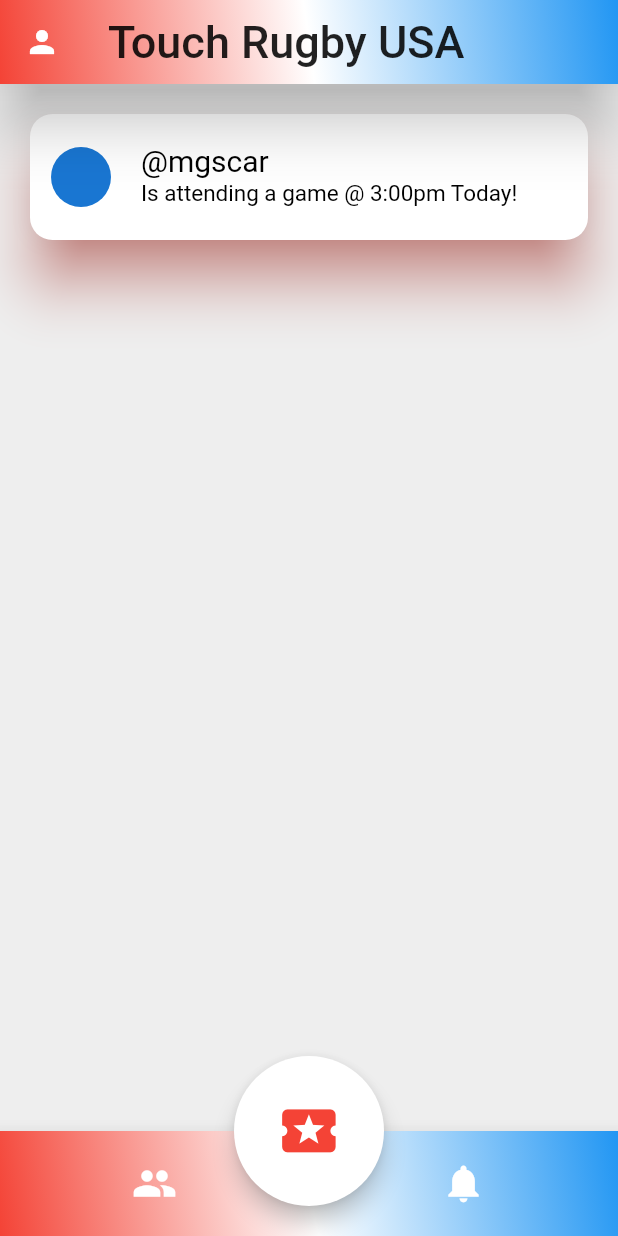
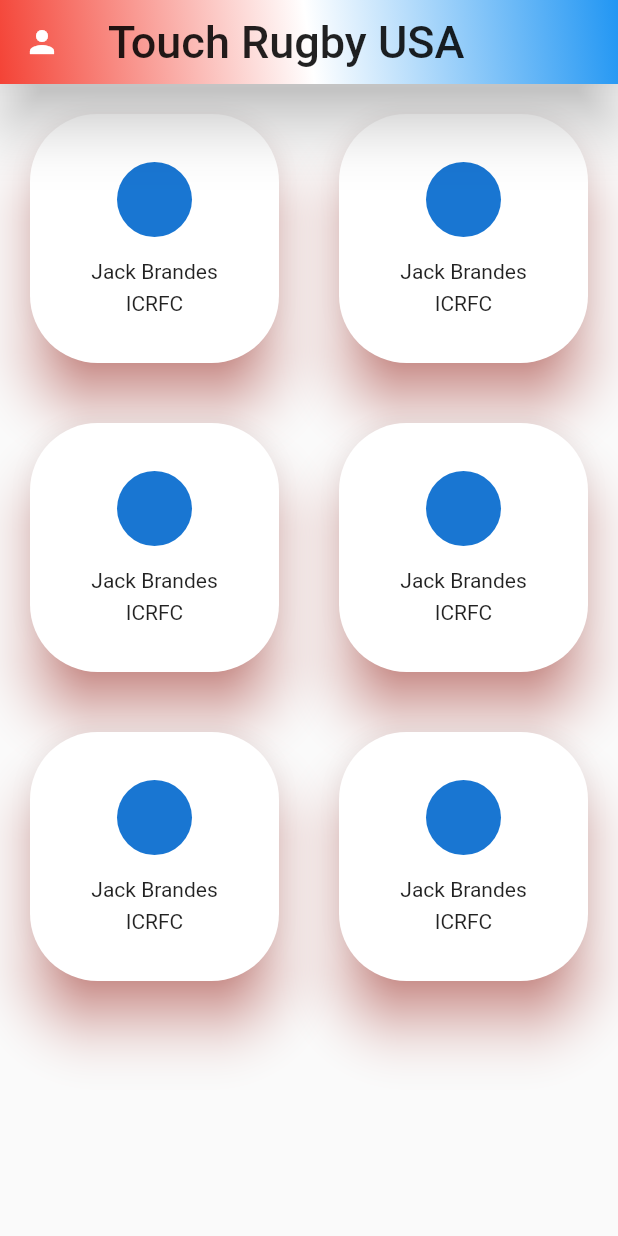
Before and after one commit to gardnerapp/rugby, a Flutter app: the screen it shows after launch, after a tap on the "people" icon, on a phone screen of 412 x 824 dp. Run offline on Flutter 3.47's test engine with Material 2 defaults, Android fonts, the phone set to English and light mode, and no system bars; our stand-ins replace qr_flutter.

Commit message:
named routes, profile, friend list

```diff
--- a/lib/components/app_bar.dart
+++ b/lib/components/app_bar.dart
@@ -9,7 +9,7 @@ AppBar mainAppBar(){
         icon: Icon(Icons.person),
         splashColor: Colors.white,
         onPressed: (){
-      print("hello");
+
       //TODO Route to Friends page
         }),
   );
--- /dev/null
+++ b/lib/components/friends/friend_card.dart
@@ -0,0 +1,36 @@
+import 'package:flutter/material.dart';
+
+class FriendCard extends StatelessWidget {
+  /*
+  * final Friend friend;
+  * FriendCard({this.friend})
+  * name, club, picture
+  * */
+  @override
+  Widget build(BuildContext context) {
+    return Card(
+      margin: EdgeInsets.all(20.0) ,
+      color: Colors.white,
+      elevation: 16.0,
+      shadowColor: Colors.red,
+      shape: RoundedRectangleBorder(
+        borderRadius: BorderRadius.circular(45.0)
+      ),
+      child: Column(
+        mainAxisAlignment: MainAxisAlignment.center,
+        crossAxisAlignment: CrossAxisAlignment.center,
+        children: <Widget>[
+          Container(
+            height: 50.0,
+            width: 50.0,
+            child: CircleAvatar(),
+          ),
+          SizedBox(height: 15,),
+          Text("Jack Brandes"),
+          SizedBox(height: 5.0,),
+          Text("ICRFC"),
+        ],
+      ),
+    );
+  }
+}
--- /dev/null
+++ b/lib/components/friends/friend_list.dart
@@ -0,0 +1,18 @@
+import 'package:flutter/material.dart';
+import 'package:rugby/components/friends/friend_card.dart';
+import '../app_bar.dart';
+
+//TODO add back button
+//Probablly need a search bar to search friends
+
+class FriendList extends StatelessWidget {
+  @override
+  Widget build(BuildContext context) {
+    return Scaffold(
+      appBar: mainAppBar(),
+      body: GridView.count(crossAxisCount: 2,
+            children: List.generate(6, (index)=> FriendCard())
+      )
+    );
+  }
+}
--- a/lib/components/profile.dart
+++ b/lib/components/profile.dart
@@ -6,10 +6,158 @@ import 'package:flutter/material.dart';
 //position
 //I love rugby because
 
+class Profile extends StatelessWidget {
+  /*
+  * final User user;
+  * Profile({this.user})
+  * */
 
-class Profile extends StatelessWidget {
   @override
   Widget build(BuildContext context) {
-    return Container();
+    return Scaffold(
+      body: Column(children: <Widget>[
+        Container(
+            decoration: BoxDecoration(
+                gradient: LinearGradient(
+                    begin: Alignment.topCenter,
+                    end: Alignment.bottomCenter,
+                    colors: [
+                  Colors.red,
+                  Colors.white,
+                  Colors.blue,
+                ])),
+            child: Container(
+              width: double.infinity,
+              height: 521.0,
+              child: Center(
+                child: Column(
+                  crossAxisAlignment: CrossAxisAlignment.center,
+                  mainAxisAlignment: MainAxisAlignment.center,
+                  children: <Widget>[
+                    CircleAvatar(
+                      //backgroundImage: User.img
+                      radius: 70.0,
+                    ),
+                    SizedBox(height: 20.0),
+                    Text(
+                      "Corey Gardner",
+                      style: TextStyle(fontSize: 22.0, color: Colors.black),
+                    ),
+                    SizedBox(height: 10.0),
+                    Text("ICRFC", style: TextStyle(fontSize: 18.0, color: Colors.black),),
+                    SizedBox(height: 10.0),
+                    Text("Second Row", style: TextStyle(fontSize: 18.0, color: Colors.black) , ),
+                    SizedBox(height: 10.0),
+                    //action buttons invite to game, add to team
+                    Card(
+                      shape: RoundedRectangleBorder(
+                        borderRadius: BorderRadius.circular(10),
+                      ),
+                      margin: EdgeInsets.symmetric(
+                        horizontal: 20.0,
+                        vertical: 5.0,
+                      ),
+                      clipBehavior: Clip.antiAlias,
+                      color: Colors.white,
+                      elevation: 16.0,
+                      shadowColor: Colors.black,
+                      child: Padding(
+                        padding: const EdgeInsets.symmetric(
+                            horizontal: 8.0, vertical: 22.0),
+                        child: Row(
+                          mainAxisAlignment: MainAxisAlignment.spaceEvenly,
+                          crossAxisAlignment: CrossAxisAlignment.center,
+                          //circular buttons
+                          //play ; add or message
+                          //play should pull up screen with games user is attending
+                          children: <Widget>[
+                            RawMaterialButton(
+                              onPressed: () {},
+                              elevation: 16.0,
+                              fillColor: Colors.red,
+                              splashColor: Colors.red[300],
+                            child: Icon(
+                              Icons.directions_run,
+                              size: 35.0,
+                              color: Colors.white
+                            ),
+                            padding: EdgeInsets.all(15.0),
+                            shape: CircleBorder(),
+                          ),RawMaterialButton(onPressed: (){
+                                  Navigator.pushNamed(context, '/friends');
+                            },
+                            elevation: 16.0,
+                            fillColor: Colors.red,
+                            splashColor: Colors.red[300],
+                            child: Icon(
+                              Icons.people,
+                              size: 35.0,
+                              color: Colors.white
+                            ),
+                            padding: EdgeInsets.all(15.0),
+                            shape: CircleBorder(),
+                          ),
+                          RawMaterialButton(onPressed: (){},
+                            elevation: 16.0,
+                            fillColor: Colors.red,
+                            splashColor: Colors.red[300],
+                            child: Icon(
+                              Icons.message,
+                              size: 35.0,
+                              color: Colors.white,
+                            ),
+                            padding: EdgeInsets.all(15.0),
+                            shape: CircleBorder(),
+                          ),
+                          ],
+                        ),
+                      ),
+                    )
+                ],
+              ),
+            ),
+          ),
+        )
+      ],),
+    );
   }
 }
+
+class ProfilePic extends StatelessWidget {
+  @override
+  Widget build(BuildContext context) {
+    return Container(
+        width: 55,
+        height: 55,
+        padding: EdgeInsets.symmetric(vertical: 4.0),
+        alignment: Alignment.center,
+        child: CircleAvatar()
+    );
+  }
+}
+
+class Info extends StatelessWidget {
+  @override
+  Widget build(BuildContext context) {
+    return Column(
+      children: <Widget>[
+        //bunch of text widgest w name clubd position
+      ],
+    );
+  }
+}
+
+//Row of team mate avatars 10 chosen @ randomn,
+// click for more and then bring to friend list
+class TeamMates extends StatelessWidget {
+  @override
+  Widget build(BuildContext context) {
+    return Container(
+      child: Row(
+        children: <Widget>[
+          Profile(), Profile(), Profile()
+        ],
+      ),
+    );
+  }
+}
--- a/lib/main.dart
+++ b/lib/main.dart
@@ -1,5 +1,8 @@
 import 'package:flutter/material.dart';
 import 'package:rugby/components/app_bar.dart';
+import 'package:rugby/components/friends/friend_card.dart';
+import 'package:rugby/components/friends/friend_list.dart';
+import 'package:rugby/components/profile.dart';
 import 'package:rugby/feeds/friend_feed.dart';
 import 'package:rugby/main_button.dart';
 import 'package:rugby/feeds/location_feed.dart';
@@ -20,6 +23,10 @@ class MyApp extends StatelessWidget {
   Widget build(BuildContext context) {
     return MaterialApp(
       home: Home(),
+      initialRoute: '/',
+      routes: {
+        '/friends': (context) => FriendList()
+      },
     );
   }
 }
@@ -31,6 +38,7 @@ class Home extends StatelessWidget {
         appBar: mainAppBar(),
         body: PageView(
           children: <Widget>[
+            Profile(),
             FriendFeed(),
             LocationFeed(),
             Donations()
```
